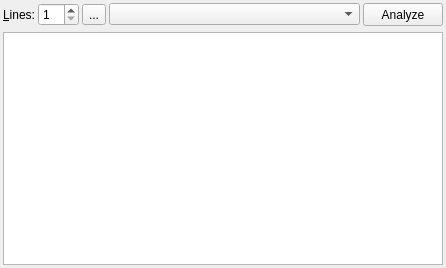
Above: src/gui/analysiswidget.ui from madnight/chessx before the change. Below: the same form after it.
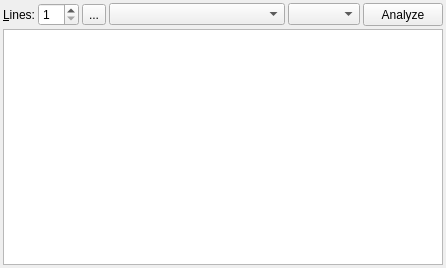
That is the form after the change. Icons and pictures are not drawn.

Commit message: New feature: GUI provides book moves for engine games

What changed in the file:
```diff
--- a/src/gui/analysiswidget.ui
+++ b/src/gui/analysiswidget.ui
@@ -84,6 +84,9 @@
        </property>
       </widget>
      </item>
+     <item>
+      <widget class="QComboBox" name="bookList"/>
+     </item>
      <item>
       <widget class="QPushButton" name="analyzeButton">
        <property name="sizePolicy">
@@ -102,9 +105,6 @@
      </item>
     </layout>
    </item>
-   <item>
-    <widget class="QWidget" name="boardView" native="true"/>
-   </item>
    <item>
     <widget class="QTextBrowser" name="variationText">
      <property name="openLinks">
```
The commit also changes 18 other files.
